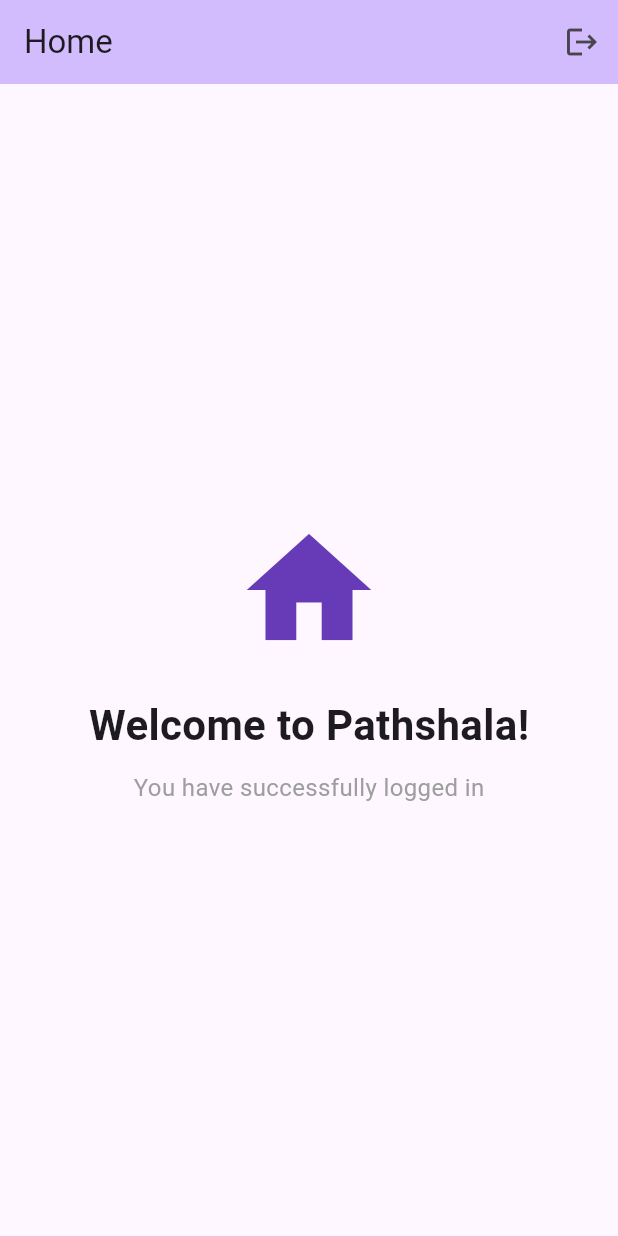
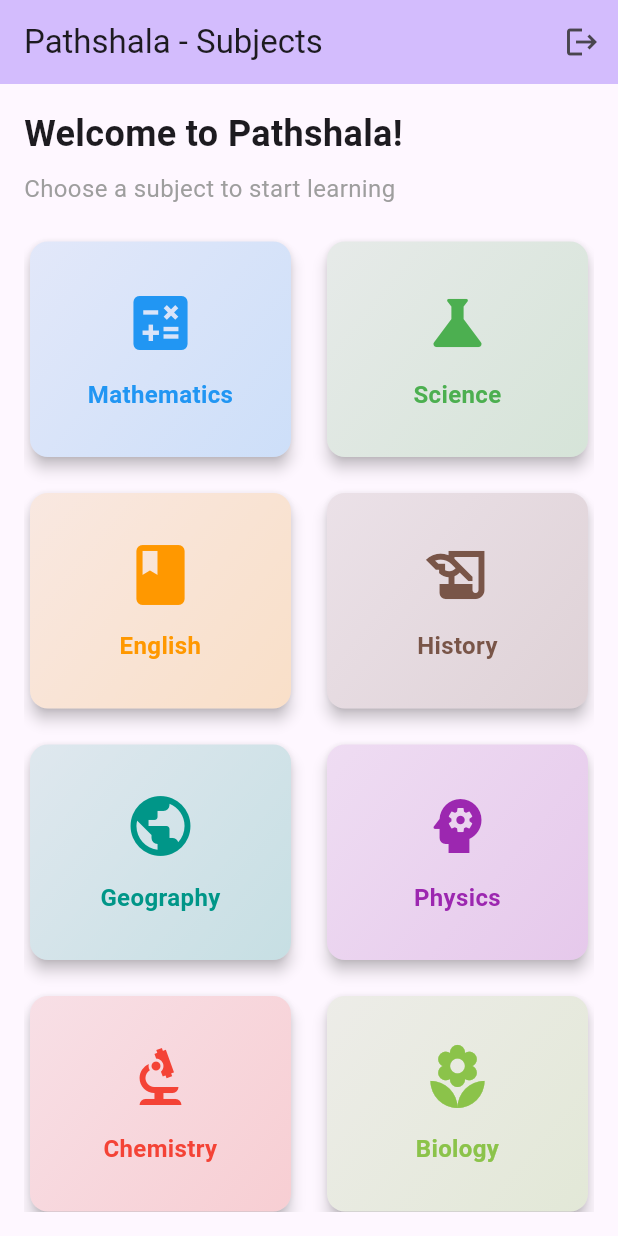
Before and after one commit to sanjaysagar12/pathshala_std, a Flutter app: the HomeScreen screen opened by its route, on a phone screen of 412 x 824 dp. Run offline on Flutter 3.47's test engine with Material 3 defaults, Android fonts, the phone set to English and light mode, and no system bars.

Commit message:
feat: enhance home screen layout; Add subject selection grid and update title

```diff
--- a/lib/screen/home_screen.dart
+++ b/lib/screen/home_screen.dart
@@ -3,11 +3,22 @@ import 'package:flutter/material.dart';
 class HomeScreen extends StatelessWidget {
   const HomeScreen({super.key});
 
+  final List<Map<String, dynamic>> subjects = const [
+    {'name': 'Mathematics', 'icon': Icons.calculate, 'color': Colors.blue},
+    {'name': 'Science', 'icon': Icons.science, 'color': Colors.green},
+    {'name': 'English', 'icon': Icons.book, 'color': Colors.orange},
+    {'name': 'History', 'icon': Icons.history_edu, 'color': Colors.brown},
+    {'name': 'Geography', 'icon': Icons.public, 'color': Colors.teal},
+    {'name': 'Physics', 'icon': Icons.psychology, 'color': Colors.purple},
+    {'name': 'Chemistry', 'icon': Icons.biotech, 'color': Colors.red},
+    {'name': 'Biology', 'icon': Icons.local_florist, 'color': Colors.lightGreen},
+  ];
+
   @override
   Widget build(BuildContext context) {
     return Scaffold(
       appBar: AppBar(
-        title: const Text('Home'),
+        title: const Text('Pathshala - Subjects'),
         backgroundColor: Theme.of(context).colorScheme.inversePrimary,
         automaticallyImplyLeading: false,
         actions: [
@@ -19,29 +30,87 @@ class HomeScreen extends StatelessWidget {
           ),
         ],
       ),
-      body: const Center(
+      body: Padding(
+        padding: const EdgeInsets.all(16.0),
         child: Column(
-          mainAxisAlignment: MainAxisAlignment.center,
+          crossAxisAlignment: CrossAxisAlignment.start,
           children: [
-            Icon(
-              Icons.home,
-              size: 100,
-              color: Colors.deepPurple,
-            ),
-            SizedBox(height: 20),
-            Text(
+            const Text(
               'Welcome to Pathshala!',
               style: TextStyle(
-                fontSize: 28,
+                fontSize: 24,
                 fontWeight: FontWeight.bold,
               ),
             ),
-            SizedBox(height: 10),
-            Text(
-              'You have successfully logged in',
+            const SizedBox(height: 8),
+            const Text(
+              'Choose a subject to start learning',
               style: TextStyle(
                 fontSize: 16,
                 color: Colors.grey,
+              ),
+            ),
+            const SizedBox(height: 20),
+            Expanded(
+              child: GridView.builder(
+                gridDelegate: const SliverGridDelegateWithFixedCrossAxisCount(
+                  crossAxisCount: 2,
+                  childAspectRatio: 1.2,
+                  crossAxisSpacing: 16,
+                  mainAxisSpacing: 16,
+                ),
+                itemCount: subjects.length,
+                itemBuilder: (context, index) {
+                  final subject = subjects[index];
+                  return Card(
+                    elevation: 4,
+                    child: InkWell(
+                      onTap: () {
+                        ScaffoldMessenger.of(context).showSnackBar(
+                          SnackBar(
+                            content: Text('Opening ${subject['name']}...'),
+                            duration: const Duration(seconds: 1),
+                          ),
+                        );
+                      },
+                      borderRadius: BorderRadius.circular(12),
+                      child: Container(
+                        padding: const EdgeInsets.all(16),
+                        decoration: BoxDecoration(
+                          borderRadius: BorderRadius.circular(12),
+                          gradient: LinearGradient(
+                            begin: Alignment.topLeft,
+                            end: Alignment.bottomRight,
+                            colors: [
+                              subject['color'].withOpacity(0.1),
+                              subject['color'].withOpacity(0.2),
+                            ],
+                          ),
+                        ),
+                        child: Column(
+                          mainAxisAlignment: MainAxisAlignment.center,
+                          children: [
+                            Icon(
+                              subject['icon'],
+                              size: 48,
+                              color: subject['color'],
+                            ),
+                            const SizedBox(height: 12),
+                            Text(
+                              subject['name'],
+                              style: TextStyle(
+                                fontSize: 16,
+                                fontWeight: FontWeight.bold,
+                                color: subject['color'],
+                              ),
+                              textAlign: TextAlign.center,
+                            ),
+                          ],
+                        ),
+                      ),
+                    ),
+                  );
+                },
               ),
             ),
           ],
```
